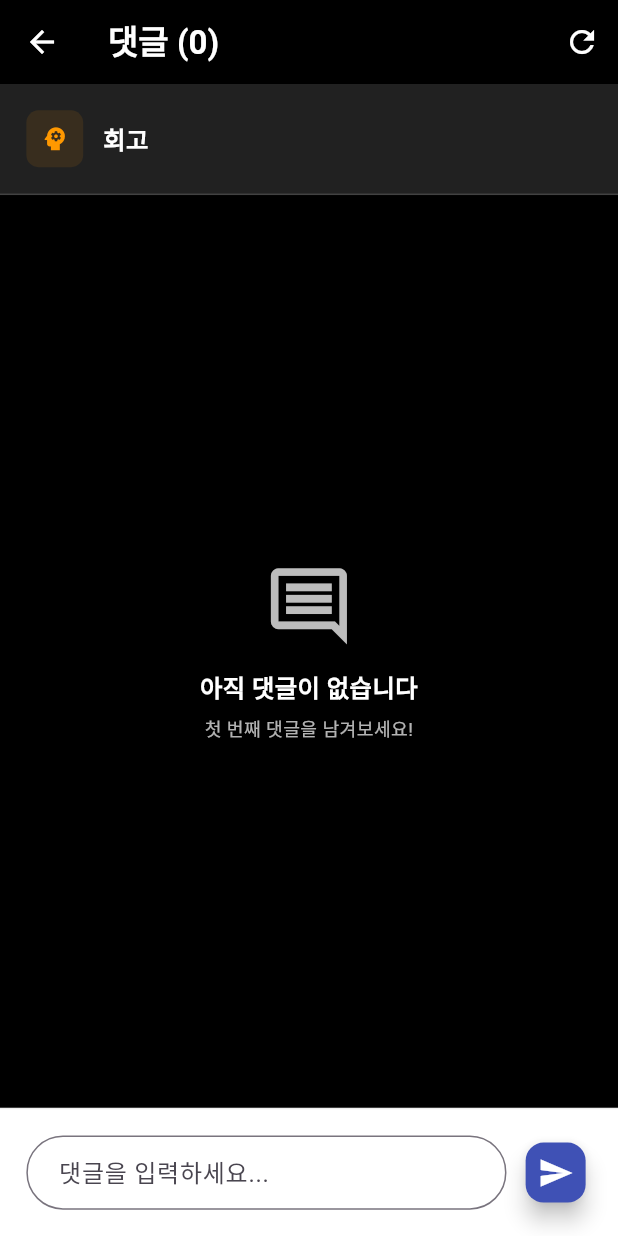
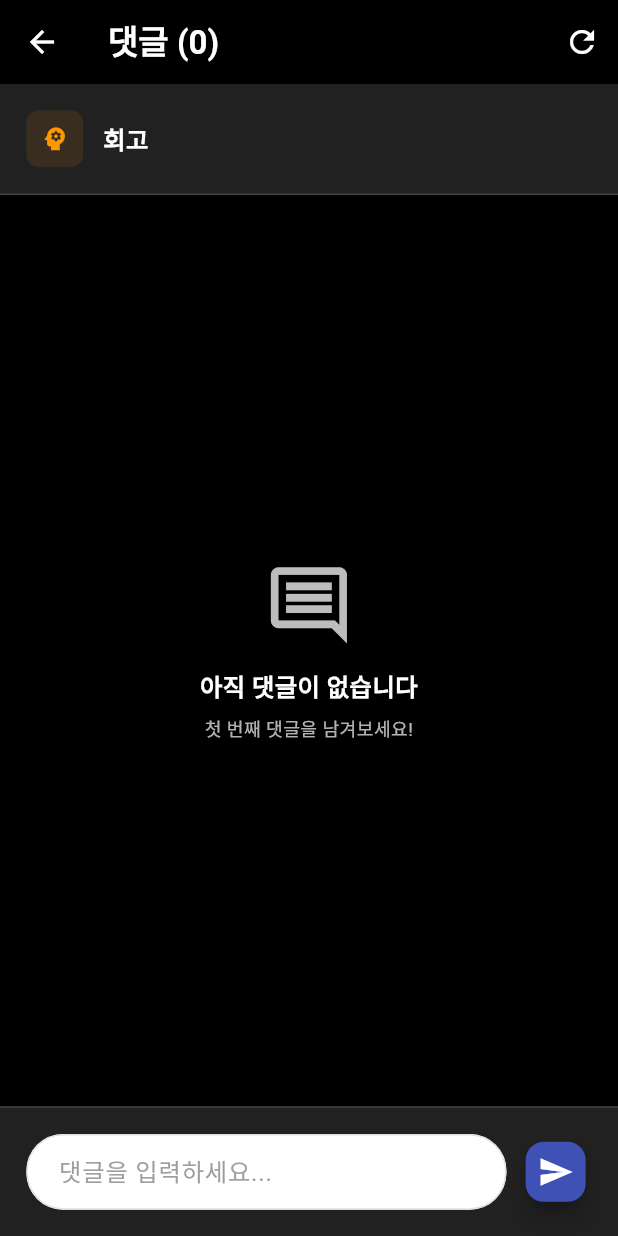
Before and after one commit to wisdom08/otf, a Flutter app: the CommentsPage screen opened directly, on a phone screen of 412 x 824 dp. Run offline on Flutter 3.47's test engine with Material 3 defaults, Android fonts, the phone set to English and light mode, and no system bars; our stand-ins replace confetti, flutter_screenutil, google_fonts, shared_preferences; accounts and stored records are empty; statements that could not run were skipped.

Commit message:
fix: 댓글 입력 텍스트 가독성 개선
- TextField에 명시적인 텍스트 스타일 추가 (검정색 텍스트)
- 힌트 텍스트 색상을 회색으로 설정하여 명확한 구분
- 입력 필드 배경을 흰색으로 설정하여 텍스트 가독성 향상
- 테두리 색상과 포커스 상태 스타일 개선

```diff
--- a/lib/presentation/pages/comments/comments_page.dart
+++ b/lib/presentation/pages/comments/comments_page.dart
@@ -133,18 +133,37 @@ class _CommentsPageState extends State<CommentsPage> {
           Container(
             padding: EdgeInsets.all(16.w),
             decoration: BoxDecoration(
-              color: Colors.white,
-              border: Border(top: BorderSide(color: Colors.grey[200]!)),
+              color: Colors.grey[900],
+              border: Border(top: BorderSide(color: Colors.grey[800]!)),
             ),
             child: Row(
               children: [
                 Expanded(
                   child: TextField(
                     controller: _commentController,
+                    style: TextStyle(
+                      color: Colors.black,
+                      fontSize: 16.sp,
+                    ),
                     decoration: InputDecoration(
                       hintText: '댓글을 입력하세요...',
+                      hintStyle: TextStyle(
+                        color: Colors.grey[500],
+                        fontSize: 16.sp,
+                      ),
+                      filled: true,
+                      fillColor: Colors.white,
                       border: OutlineInputBorder(
                         borderRadius: BorderRadius.circular(24.r),
+                        borderSide: BorderSide(color: Colors.grey[300]!),
+                      ),
+                      enabledBorder: OutlineInputBorder(
+                        borderRadius: BorderRadius.circular(24.r),
+                        borderSide: BorderSide(color: Colors.grey[300]!),
+                      ),
+                      focusedBorder: OutlineInputBorder(
+                        borderRadius: BorderRadius.circular(24.r),
+                        borderSide: BorderSide(color: Colors.indigo),
                       ),
                       contentPadding: EdgeInsets.symmetric(
                         horizontal: 16.w,
```
